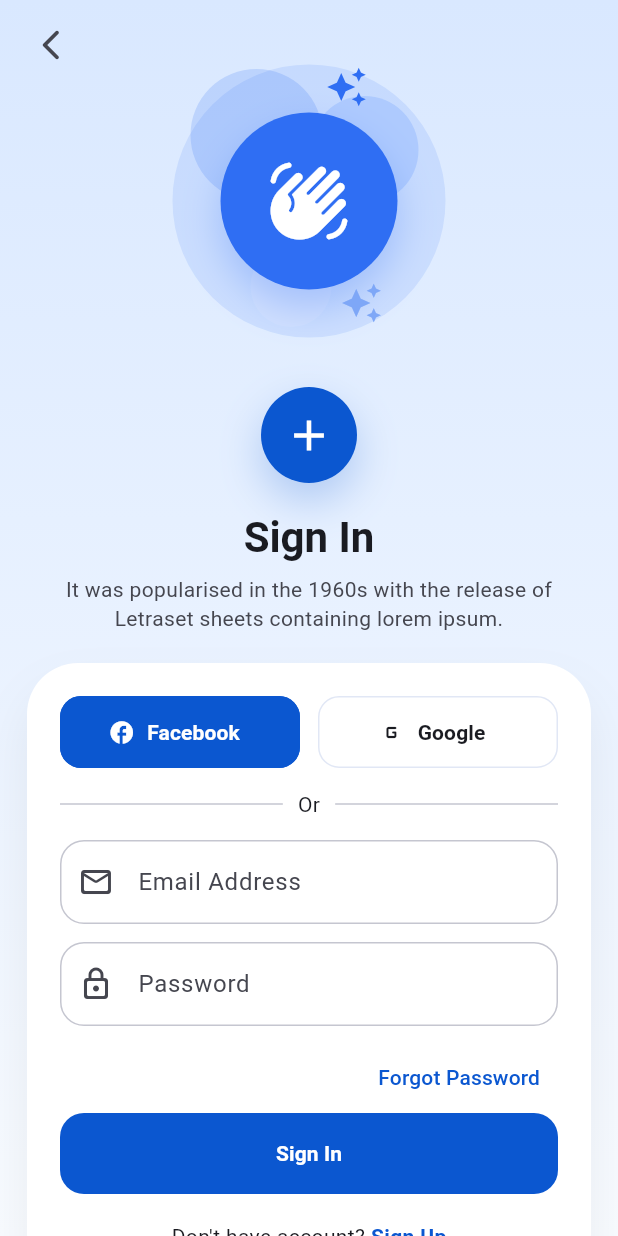
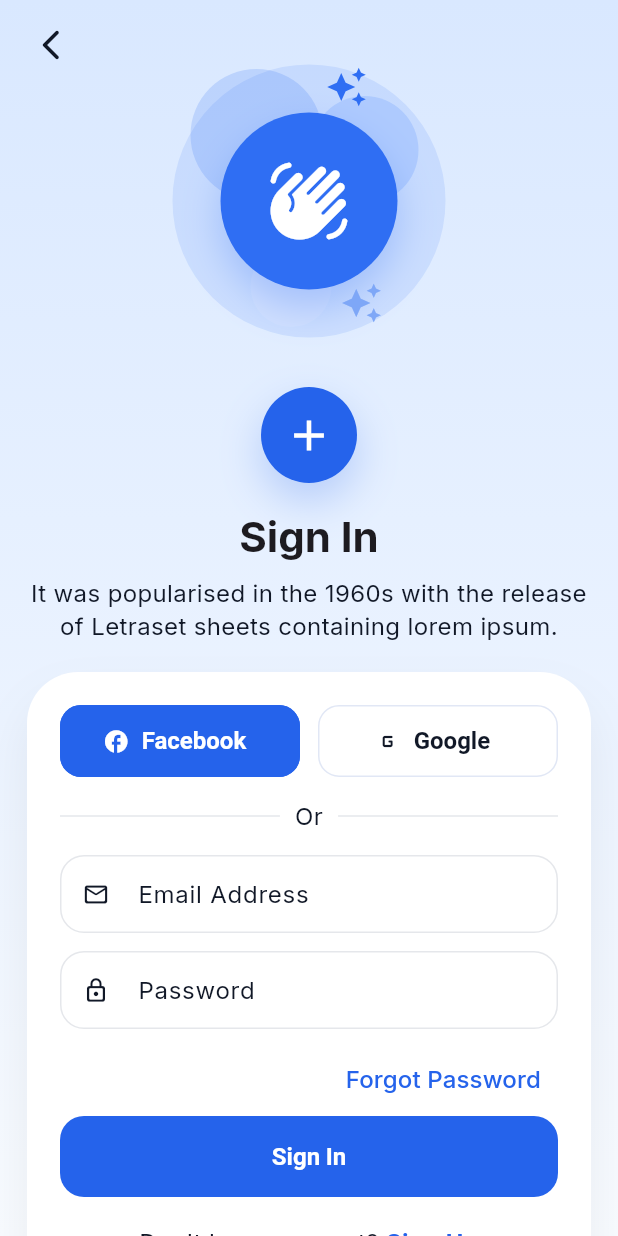
Before and after one commit to GDG-Hackaton-G10/Frontend-flutter, a Flutter app: the screen it shows after launch, after a tap on "Sign In", on a phone screen of 412 x 824 dp. Run offline on Flutter 3.47's test engine with Material 3 defaults, Android fonts, the phone set to English and light mode, and no system bars; our stand-ins replace dio, flutter_map, flutter_riverpod, flutter_secure_storage, geolocator, google_fonts and 3 more; missing offline and left inert: google_mlkit_text_recognition.

Commit message:
added core ui components

```diff
--- /dev/null
+++ b/lib/core/theme/app_theme.dart
@@ -0,0 +1,178 @@
+import 'package:flutter/material.dart';
+import 'package:google_fonts/google_fonts.dart';
+
+class AppTheme {
+  AppTheme._();
+
+  static const Color primary = Color(0xFF2563EB);
+  static const Color secondary = Color(0xFF14B8A6);
+  static const Color accent = Color(0xFF60A5FA);
+  static const Color background = Color(0xFFF0F4FF);
+  static const Color surface = Color(0xFFFFFFFF);
+  static const Color border = Color(0xFFE5E7EB);
+  static const Color textPrimary = Color(0xFF111827);
+  static const Color textSecondary = Color(0xFF6B7280);
+  static const Color success = Color(0xFF22C55E);
+  static const Color error = Color(0xFFEF4444);
+  static const Color warning = Color(0xFFF59E0B);
+
+  static ThemeData get lightTheme {
+    final colorScheme = const ColorScheme.light(
+      primary: primary,
+      onPrimary: Colors.white,
+      secondary: secondary,
+      onSecondary: Colors.white,
+      tertiary: accent,
+      onTertiary: Colors.white,
+      error: error,
+      onError: Colors.white,
+      surface: surface,
+      onSurface: textPrimary,
+      outline: border,
+      outlineVariant: border,
+      surfaceContainerLowest: surface,
+      surfaceContainerLow: surface,
+      surfaceContainer: surface,
+      surfaceContainerHigh: surface,
+      surfaceContainerHighest: surface,
+      inverseSurface: textPrimary,
+      onInverseSurface: Colors.white,
+      shadow: Colors.black,
+      scrim: Colors.black,
+    );
+
+    final baseTextTheme = GoogleFonts.interTextTheme().copyWith(
+      headlineLarge: const TextStyle(
+        fontSize: 24,
+        fontWeight: FontWeight.w700,
+        color: textPrimary,
+        height: 1.2,
+      ),
+      titleLarge: const TextStyle(
+        fontSize: 20,
+        fontWeight: FontWeight.w600,
+        color: textPrimary,
+        height: 1.25,
+      ),
+      bodyLarge: const TextStyle(
+        fontSize: 16,
+        fontWeight: FontWeight.w400,
+        color: textPrimary,
+        height: 1.5,
+      ),
+      bodyMedium: const TextStyle(
+        fontSize: 16,
+        fontWeight: FontWeight.w400,
+        color: textPrimary,
+        height: 1.5,
+      ),
+      bodySmall: const TextStyle(
+        fontSize: 14,
+        fontWeight: FontWeight.w400,
+        color: textSecondary,
+        height: 1.45,
+      ),
+      labelLarge: const TextStyle(
+        fontSize: 16,
+        fontWeight: FontWeight.w500,
+        color: textPrimary,
+        height: 1.2,
+      ),
+    );
+
+    final roundedCardShape = RoundedRectangleBorder(
+      borderRadius: BorderRadius.circular(16),
+    );
+
+    return ThemeData(
+      useMaterial3: true,
+      colorScheme: colorScheme,
+      scaffoldBackgroundColor: background,
+      fontFamily: GoogleFonts.inter().fontFamily,
+      textTheme: baseTextTheme,
+      inputDecorationTheme: InputDecorationTheme(
+        filled: true,
+        fillColor: surface,
+        isDense: true,
+        contentPadding: const EdgeInsets.symmetric(
+          horizontal: 16,
+          vertical: 14,
+        ),
+        labelStyle: baseTextTheme.bodyMedium?.copyWith(color: textPrimary),
+        hintStyle: baseTextTheme.bodyMedium?.copyWith(color: textSecondary),
+        helperStyle: baseTextTheme.bodySmall?.copyWith(color: textSecondary),
+        errorStyle: baseTextTheme.bodySmall?.copyWith(color: error),
+        border: OutlineInputBorder(
+          borderRadius: BorderRadius.circular(12),
+          borderSide: const BorderSide(color: border),
+        ),
+        enabledBorder: OutlineInputBorder(
+          borderRadius: BorderRadius.circular(12),
+          borderSide: const BorderSide(color: border),
+        ),
+        focusedBorder: OutlineInputBorder(
+          borderRadius: BorderRadius.circular(12),
+          borderSide: const BorderSide(color: primary, width: 1.5),
+        ),
+        errorBorder: OutlineInputBorder(
+          borderRadius: BorderRadius.circular(12),
+          borderSide: const BorderSide(color: error),
+        ),
+        focusedErrorBorder: OutlineInputBorder(
+          borderRadius: BorderRadius.circular(12),
+          borderSide: const BorderSide(color: error, width: 1.5),
+        ),
+      ),
+      elevatedButtonTheme: ElevatedButtonThemeData(
+        style: ElevatedButton.styleFrom(
+          minimumSize: const Size.fromHeight(48),
+          shape: RoundedRectangleBorder(
+            borderRadius: BorderRadius.circular(12),
+          ),
+          backgroundColor: primary,
+          foregroundColor: Colors.white,
+          textStyle: baseTextTheme.labelLarge?.copyWith(
+            color: Colors.white,
+            fontWeight: FontWeight.w500,
+          ),
+          disabledBackgroundColor: primary.withValues(alpha: 0.45),
+          disabledForegroundColor: Colors.white.withValues(alpha: 0.7),
+        ),
+      ),
+      outlinedButtonTheme: OutlinedButtonThemeData(
+        style: OutlinedButton.styleFrom(
+          minimumSize: const Size.fromHeight(48),
+          shape: RoundedRectangleBorder(
+            borderRadius: BorderRadius.circular(12),
+          ),
+          side: const BorderSide(color: primary, width: 1.5),
+          foregroundColor: primary,
+          textStyle: baseTextTheme.labelLarge?.copyWith(
+            color: primary,
+            fontWeight: FontWeight.w500,
+          ),
+          disabledForegroundColor: primary.withValues(alpha: 0.45),
+        ),
+      ),
+      cardTheme: CardThemeData(
+        color: surface,
+        elevation: 0,
+        shape: roundedCardShape,
+        margin: EdgeInsets.zero,
+        shadowColor: Colors.black.withOpacity(0.08),
+      ),
+      appBarTheme: AppBarTheme(
+        backgroundColor: background,
+        foregroundColor: textPrimary,
+        elevation: 0,
+        centerTitle: false,
+        titleTextStyle: baseTextTheme.titleLarge,
+      ),
+      dividerTheme: const DividerThemeData(
+        color: border,
+        thickness: 1,
+        space: 1,
+      ),
+    );
+  }
+}
--- /dev/null
+++ b/lib/core/widgets/index.dart
@@ -0,0 +1,3 @@
+export 'app_button.dart';
+export 'app_loading_spinner.dart';
+export 'app_textfield.dart';
--- a/lib/main.dart
+++ b/lib/main.dart
@@ -1,6 +1,7 @@
 import 'package:flutter/material.dart';
 import 'package:flutter_riverpod/flutter_riverpod.dart';
 
+import 'core/theme/app_theme.dart';
 import 'features/auth/pages/auth_gate.dart';
 
 void main() {
@@ -12,40 +13,10 @@ class MyApp extends StatelessWidget {
 
   @override
   Widget build(BuildContext context) {
-    const seedBlue = Color(0xFF0B57D0);
-    final blueScheme = ColorScheme.fromSeed(seedColor: seedBlue).copyWith(
-      primary: seedBlue,
-      secondary: const Color(0xFF2F6EF3),
-      tertiary: const Color(0xFF4F8EF7),
-      primaryContainer: const Color(0xFFD9E8FF),
-      secondaryContainer: const Color(0xFFE7F0FF),
-      tertiaryContainer: const Color(0xFFEAF2FF),
-    );
-
     return MaterialApp(
-      debugShowCheckedModeBanner: false, // Removes the red "Debug" banner
-      title: 'Pharmacy App',
-      theme: ThemeData(
-        useMaterial3: true,
-        colorScheme: blueScheme,
-        primaryColor: seedBlue,
-        elevatedButtonTheme: ElevatedButtonThemeData(
-          style: ElevatedButton.styleFrom(
-            backgroundColor: blueScheme.primary,
-            foregroundColor: blueScheme.onPrimary,
-          ),
-        ),
-        filledButtonTheme: FilledButtonThemeData(
-          style: FilledButton.styleFrom(
-            backgroundColor: blueScheme.primary,
-            foregroundColor: blueScheme.onPrimary,
-          ),
-        ),
-        floatingActionButtonTheme: FloatingActionButtonThemeData(
-          backgroundColor: blueScheme.primary,
-          foregroundColor: blueScheme.onPrimary,
-        ),
-      ),
+      debugShowCheckedModeBanner: false,
+      title: 'Eonify',
+      theme: AppTheme.lightTheme,
       home: const AuthGate(),
     );
   }
--- a/pubspec.yaml
+++ b/pubspec.yaml
@@ -29,6 +29,7 @@ dependencies:
   google_mlkit_text_recognition: ^0.13.0
   image_picker: ^1.0.7
   permission_handler: ^11.3.1
+  google_fonts: ^8.0.2
 
 dev_dependencies:
   flutter_test:
```
Also changed, not shown: lib/core/widgets/app_button.dart (added, +120 -0 lines), lib/core/widgets/app_loading_spinner.dart (added, +58 -0 lines), lib/core/widgets/app_textfield.dart (added, +78 -0 lines), pubspec.lock, 3 other files.
